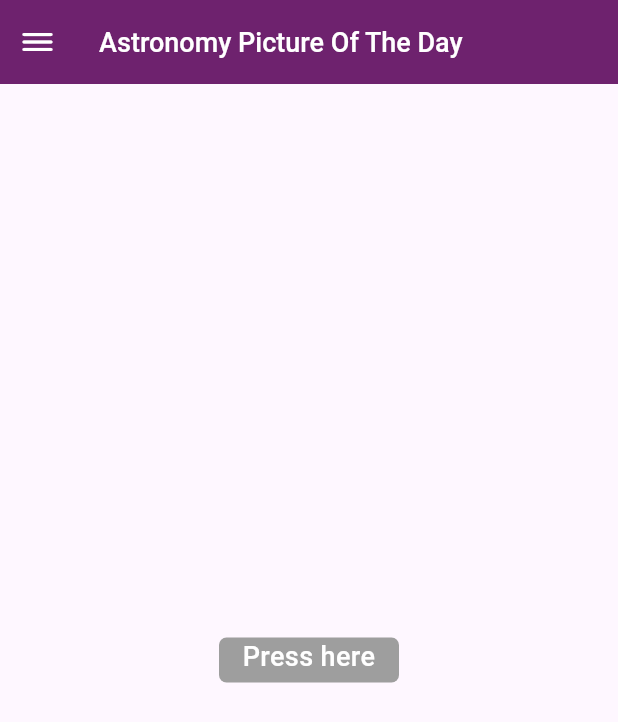
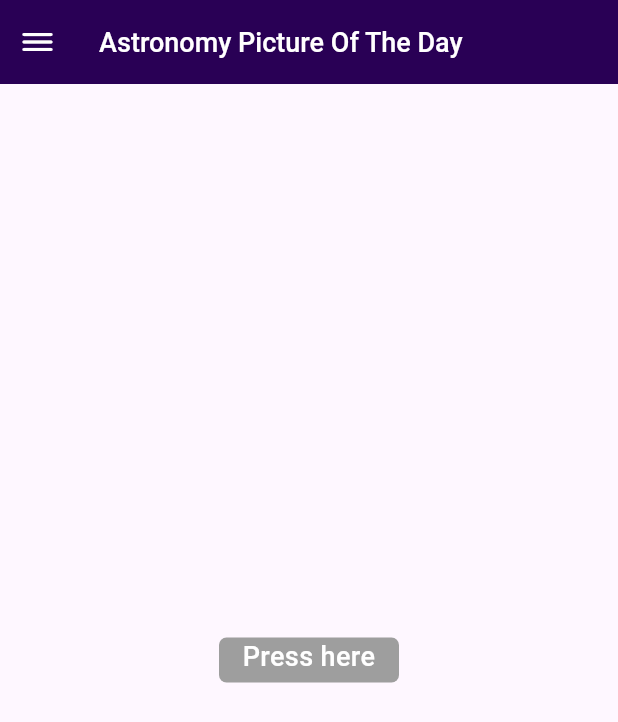
Before and after one commit to Codestavo/Flutter-API-APOD, a Flutter app: the screen it shows after launch, on a phone screen of 412 x 824 dp. Shown: the top 722 px of the screen. Run offline on Flutter 3.47's test engine with Material 2 defaults, Android fonts, the phone set to English and light mode, and no system bars; our stand-ins replace bloc, cached_network_image, dartz, dio, equatable, flutter_bloc and 3 more.

Commit message:
feat(Space View): Third Layout Commit
Color ajusts part 1

```diff
--- /dev/null
+++ b/lib/common/common_colors.dart
@@ -0,0 +1,53 @@
+import 'package:flutter/material.dart';
+
+class CommonColors {
+  static const MaterialColor primaryColor = MaterialColor(
+    0xFF290055,
+    <int, Color>{
+      100: Color(0xFFd2b3d5),
+      200: Color(0xFFb582bb),
+      300: Color(0xFF9753a0),
+      400: Color(0xFF83318d),
+      500: Color(0xFF6f0b7b),
+      600: Color(0xFF630976),
+      700: Color(0xFF54046e),
+      800: Color(0xFF440265),
+      900: Color(0xFF290055),
+    },
+  );
+
+  static const MaterialColor secondaryColor = MaterialColor(
+    0xFF003366,
+    <int, Color>{
+      100: Color(0xFFbcc7d9),
+      200: Color(0xFF91a3bf),
+      300: Color(0xFF6780a6),
+      400: Color(0xFF456595),
+      500: Color(0xFF1d4d86),
+      600: Color(0xFF15457d),
+      700: Color(0xFF083c72),
+      800: Color(0xFF003366),
+      900: Color(0xFF00234f),
+    },
+  );
+
+  static const MaterialColor tertiaryColor = MaterialColor(
+    0xFF000033,
+    <int, Color>{
+      100: Color(0xFFb6bace),
+      200: Color(0xFF878fad),
+      300: Color(0xFF5a658d),
+      400: Color(0xFF3b4879),
+      500: Color(0xFF172c65),
+      600: Color(0xFF11265e),
+      700: Color(0xFF071e54),
+      800: Color(0xFF001648),
+      900: Color(0xFF000033),
+    },
+  );
+
+  static const Color warning = Color(0xFFFFA500);
+  static const Color neutralBlack = Color(0xFF1A1A1A);
+  static const Color neutralWhite = Color(0xFFFFFFFF);
+  static const Color transparent = Colors.transparent;
+}
--- a/lib/common/widgets/common_base_page_widget.dart
+++ b/lib/common/widgets/common_base_page_widget.dart
@@ -1,4 +1,5 @@
 import 'package:flutter/material.dart';
+import 'package:nasa_space_view/common/common_colors.dart';
 
 class CommonBasePageWidget extends StatelessWidget {
   final Widget body;
@@ -21,7 +22,7 @@ class CommonBasePageWidget extends StatelessWidget {
       appBar: AppBar(
         title: appBarTitle,
         leadingWidth: 50,
-        backgroundColor: const Color.fromARGB(255, 110, 34, 110),
+        backgroundColor: CommonColors.primaryColor,
         leading: hasDrawer!
             ? Builder(builder: (context) {
                 return GestureDetector(
@@ -34,8 +35,9 @@ class CommonBasePageWidget extends StatelessWidget {
               })
             : GestureDetector(
                 child: const Icon(
-                  Icons.arrow_back_rounded,
-                  color: Colors.white,
+                  Icons.arrow_back_ios,
+                  size: 20,
+                  color: CommonColors.neutralWhite,
                 ),
                 onTap: () => Navigator.pop(context),
               ),
--- a/lib/core/coordinator/app_routes.dart
+++ b/lib/core/coordinator/app_routes.dart
@@ -2,7 +2,7 @@ import 'package:flutter/material.dart';
 import 'package:flutter_bloc/flutter_bloc.dart';
 import 'package:nasa_space_view/core/inject/inject.dart';
 import 'package:nasa_space_view/features/space_view/presenter/cubits/space_media_view_cubit.dart';
-import 'package:nasa_space_view/features/space_view/presenter/pages/apod/space_media_view_page.dart';
+import 'package:nasa_space_view/features/space_view/presenter/pages/space_media/space_media_view_page.dart';
 import 'package:nasa_space_view/features/space_view/presenter/pages/home/home_page.dart';
 
 enum AppRoutes {
--- a/lib/features/space_view/presenter/cubits/space_media_view_state.dart
+++ b/lib/features/space_view/presenter/cubits/space_media_view_state.dart
@@ -13,11 +13,13 @@ class SuccessSpaceMediaViewState extends SpaceMediaViewState {
   final String title;
   final String description;
   final String spaceMediaImage;
+  final String spaceMediaDate;
 
   SuccessSpaceMediaViewState({
     required this.title,
     required this.description,
     required this.spaceMediaImage,
+    required this.spaceMediaDate,
   });
 
   @override
@@ -25,6 +27,7 @@ class SuccessSpaceMediaViewState extends SpaceMediaViewState {
         title,
         description,
         spaceMediaImage,
+        spaceMediaDate,
       ];
 }
 
--- a/lib/features/space_view/presenter/pages/home/home_page.dart
+++ b/lib/features/space_view/presenter/pages/home/home_page.dart
@@ -1,4 +1,5 @@
 import 'package:flutter/material.dart';
+import 'package:nasa_space_view/common/common_colors.dart';
 import 'package:nasa_space_view/common/widgets/common_drawer_widget.dart';
 import 'package:nasa_space_view/core/coordinator/app_coordinator.dart';
 import 'package:nasa_space_view/common/widgets/common_base_page_widget.dart';
@@ -17,7 +18,7 @@ class _HomePageState extends State<HomePage> {
       appBarTitle: const Text(
         'Astronomy Picture Of The Day',
         style: TextStyle(
-          color: Colors.white,
+          color: CommonColors.neutralWhite,
           fontSize: 18,
           fontWeight: FontWeight.w500,
         ),
@@ -38,7 +39,7 @@ class _HomePageState extends State<HomePage> {
               'Press here',
               textAlign: TextAlign.center,
               style: TextStyle(
-                color: Colors.white,
+                color: CommonColors.neutralWhite,
                 fontSize: 18,
                 fontWeight: FontWeight.w500,
               ),
```
Also changed, not shown: lib/features/space_view/presenter/cubits/space_media_view_cubit.dart (+9 -0 lines), lib/features/space_view/presenter/pages/apod/space_media_view_page.dart (deleted, +0 -65 lines), lib/features/space_view/presenter/pages/space_media/space_media_view_page.dart (added, +196 -0 lines).
